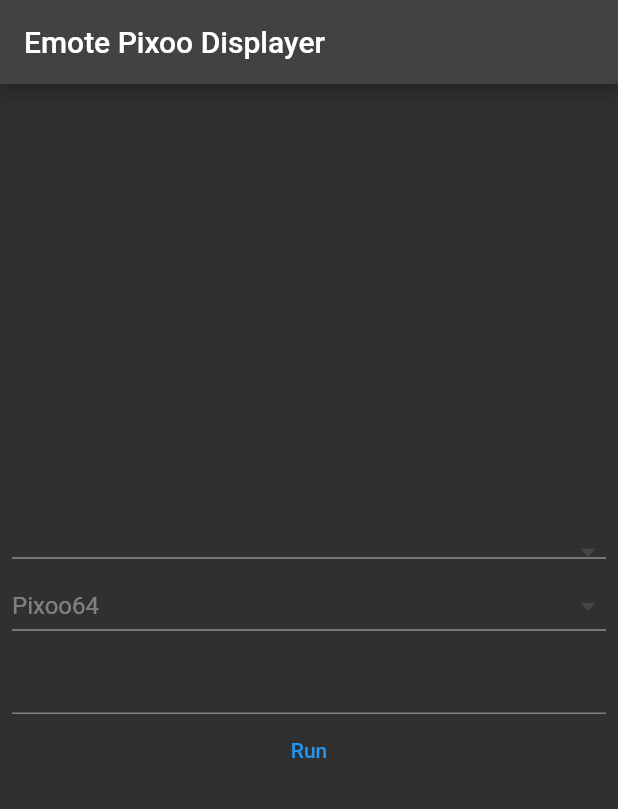
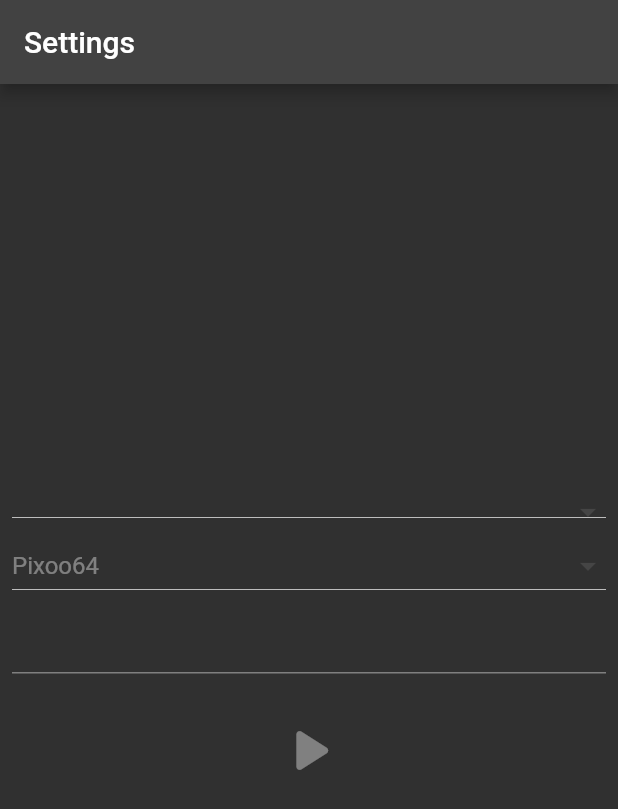
Before and after one commit to matyjb/pixoo-twitch-bot, a Flutter app: the screen it shows after launch, on a phone screen of 412 x 824 dp. Shown: the top 809 px of the screen. Run offline on Flutter 3.47's test engine with Material 2 defaults, Android fonts, the phone set to English and light mode, and no system bars; our stand-ins replace flutter_mobx, freezed_annotation, get_storage, mobx, shelf, shelf_static; missing offline and left inert: route_transitions; generated files the repository leaves out were written again; network calls fail; statements that could not run were skipped.

Commit message:
start services

```diff
--- a/pixoo_twitch_emotes_displayer/lib/main.dart
+++ b/pixoo_twitch_emotes_displayer/lib/main.dart
@@ -21,14 +21,13 @@ class MyApp extends StatelessWidget {
     return MaterialApp(
       title: title,
       theme: ThemeData.dark(),
-      home: MyHomePage(title: title),
+      home: const MyHomePage(),
     );
   }
 }
 
 class MyHomePage extends StatefulWidget {
-  const MyHomePage({Key? key, required this.title}) : super(key: key);
-  final String title;
+  const MyHomePage({Key? key}) : super(key: key);
 
   @override
   State<MyHomePage> createState() => _MyHomePageState();
@@ -39,20 +38,15 @@ class _MyHomePageState extends State<MyHomePage> {
 
   @override
   Widget build(BuildContext context) {
-    return Scaffold(
-      appBar: AppBar(
-        title: Text(widget.title),
-      ),
-      body: FutureBuilder(
+    return FutureBuilder(
       future: appConfig.init(),
       builder: (context, snapshot) {
         if (snapshot.connectionState == ConnectionState.done) {
           return const AppConfigPage();
         } else {
-            return const CircularProgressIndicator();
+          return const Scaffold(body: CircularProgressIndicator());
         }
       },
-      ),
     );
   }
 }
--- a/pixoo_twitch_emotes_displayer/lib/models/pixoo_device/pixoo_device.dart
+++ b/pixoo_twitch_emotes_displayer/lib/models/pixoo_device/pixoo_device.dart
@@ -1,3 +1,5 @@
+// ignore_for_file: non_constant_identifier_names
+
 import 'package:freezed_annotation/freezed_annotation.dart';
 part 'pixoo_device.freezed.dart';
 part 'pixoo_device.g.dart';
--- a/pixoo_twitch_emotes_displayer/lib/pages/app_config_page.dart
+++ b/pixoo_twitch_emotes_displayer/lib/pages/app_config_page.dart
@@ -1,16 +1,19 @@
-
 import 'package:flutter/material.dart';
-import 'package:flutter/widgets.dart';
 import 'package:flutter_mobx/flutter_mobx.dart';
 
 import '../store/app_config.dart';
+import '../widgets/service_controller_icon_button.dart';
 
 class AppConfigPage extends StatelessWidget {
   const AppConfigPage({Key? key}) : super(key: key);
 
   @override
   Widget build(BuildContext context) {
-    return Center(
+    return Scaffold(
+      appBar: AppBar(
+        title: const Text("Settings"),
+      ),
+      body: Center(
         child: Container(
           margin: const EdgeInsets.symmetric(horizontal: 8.0),
           child: Column(
@@ -19,11 +22,9 @@ class AppConfigPage extends StatelessWidget {
               NetworkInterfacesDropdown(),
               PixooDevicesDropdown(),
               ChannelNameTextField(),
-            TextButton(
-              child: const Text("Run"),
-              onPressed: () {},
-            )
+              ServiceControllerIconButton(),
             ],
+          ),
         ),
       ),
     );
@@ -35,15 +36,13 @@ class ChannelNameTextField extends StatelessWidget {
 
   final appConfig = AppConfig();
   final TextEditingController textarea = TextEditingController()
-    ..text = AppConfig().channelName ?? "";
+    ..text = AppConfig().channelName;
 
   @override
   Widget build(BuildContext context) {
-    return Observer(
-      builder: (context) => TextField(
+    return TextField(
       controller: textarea,
       onChanged: appConfig.setChannelName,
-      ),
     );
   }
 }
--- a/pixoo_twitch_emotes_displayer/lib/store/app_config.dart
+++ b/pixoo_twitch_emotes_displayer/lib/store/app_config.dart
@@ -44,8 +44,14 @@ abstract class _AppConfigBase with Store {
   PixooSize size = PixooSize.p64;
 
   @observable
-  String? channelName;
+  String channelName = "";
   // #endregion ####################
+
+  @computed
+  bool get isReady =>
+      channelName != "" &&
+      selectedPixooDevice != null &&
+      selectedNetworkInterface != null;
 
   final box = GetStorage();
 
@@ -67,7 +73,7 @@ abstract class _AppConfigBase with Store {
   }
 
   @action
-  void setChannelName(String? channelName) {
+  void setChannelName(String channelName) {
     this.channelName = channelName;
     box.write("channelName", channelName);
   }
--- a/pixoo_twitch_emotes_displayer/lib/store/cache_server.dart
+++ b/pixoo_twitch_emotes_displayer/lib/store/cache_server.dart
@@ -26,6 +26,10 @@ abstract class _CacheServerBase with Store {
   HttpServer? server;
 
   Future<void> start() async {
+    if(server != null) {
+      server!.close(force: true);
+    }
+
     Directory cache =
         Directory("${(await getTemporaryDirectory()).path}/emotes");
     cache.createSync();
--- /dev/null
+++ b/pixoo_twitch_emotes_displayer/lib/widgets/service_controller_icon_button.dart
@@ -0,0 +1,60 @@
+import 'package:flutter/material.dart';
+import 'package:flutter_mobx/flutter_mobx.dart';
+import 'package:pixoo_twitch_emotes_displayer/store/cache_server.dart';
+import 'package:pixoo_twitch_emotes_displayer/store/emote_listener.dart';
+import 'package:route_transitions/route_transitions.dart';
+
+import '../pages/dashboard_page.dart';
+import '../store/app_config.dart';
+
+class ServiceControllerIconButton extends StatelessWidget {
+  ServiceControllerIconButton({
+    Key? key,
+  }) : super(key: key);
+
+  final emoteListener = EmoteListener();
+  final appConfig = AppConfig();
+
+  @override
+  Widget build(BuildContext context) {
+    return Container(
+      margin: const EdgeInsets.all(18.0),
+      child: Observer(
+        builder: (context) => IconButton(
+          onPressed: appConfig.isReady
+              ? () {
+                  switch (emoteListener.status) {
+                    case EmoteListenerStatus.running:
+                      emoteListener.close();
+                      pop(context);
+                      break;
+                    case EmoteListenerStatus.error:
+                      emoteListener.connect();
+                      CacheServer().start();
+                      break;
+                    default:
+                      emoteListener.connect();
+                      CacheServer().start();
+                      pushWidget(
+                        newPage: const DashboardPage(),
+                        context: context,
+                      );
+                  }
+                }
+              : null,
+          icon: Builder(builder: (context) {
+            switch (emoteListener.status) {
+              case EmoteListenerStatus.running:
+                return const Icon(Icons.pause_rounded);
+              case EmoteListenerStatus.error:
+                return const Icon(Icons.autorenew_rounded);
+              default:
+                return const Icon(Icons.play_arrow_rounded);
+            }
+          }),
+          iconSize: 50,
+        ),
+      ),
+    );
+  }
+}
--- a/pixoo_twitch_emotes_displayer/pubspec.yaml
+++ b/pixoo_twitch_emotes_displayer/pubspec.yaml
@@ -42,6 +42,7 @@ dependencies:
   mobx: ^2.0.7+5
   flutter_mobx: ^2.0.6+1
   get_storage: ^2.0.3
+  route_transitions: ^2.0.1
 
 dev_dependencies:
   flutter_test:
```
Also changed, not shown: pixoo_twitch_emotes_displayer/lib/models/twitch_msg/twitch_msg.dart (+10 -2 lines), pixoo_twitch_emotes_displayer/lib/pages/dashboard_page.dart (added, +18 -0 lines), pixoo_twitch_emotes_displayer/lib/store/emote_listener.dart (+39 -5 lines), pixoo_twitch_emotes_displayer/lib/store/app_config.g.dart, pixoo_twitch_emotes_displayer/lib/store/emote_listener.g.dart, pixoo_twitch_emotes_displayer/pubspec.lock. Lines whose indentation alone changed are shown as unchanged.
